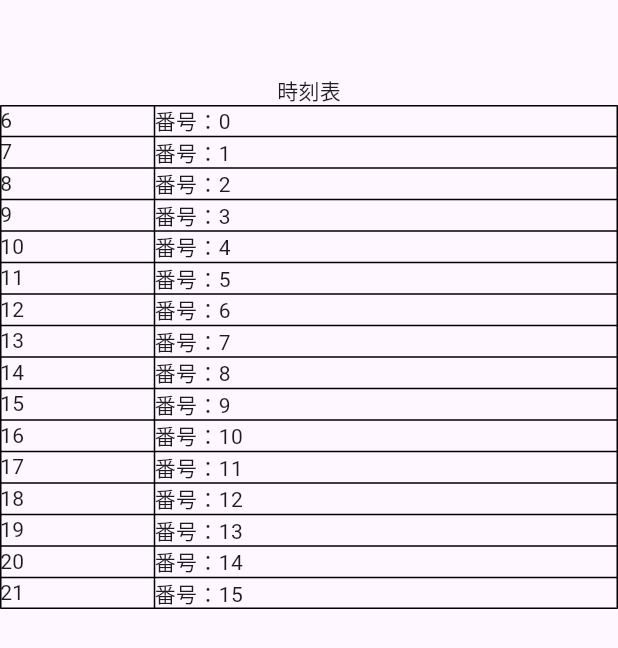
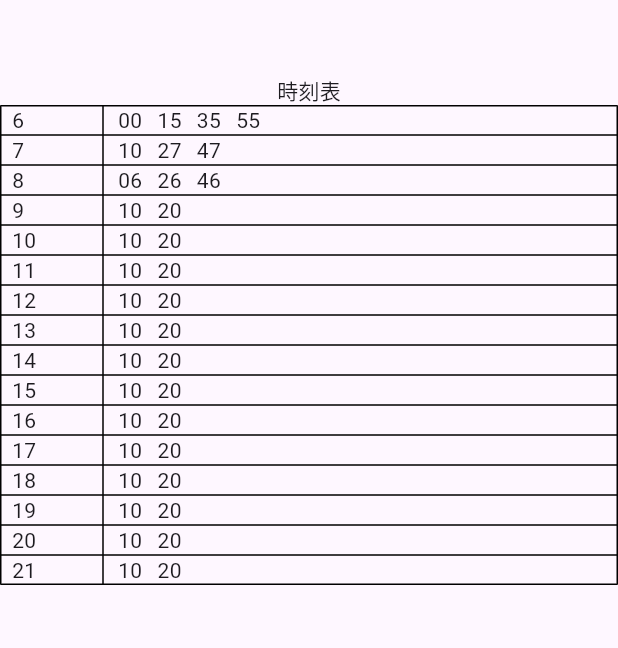
Before and after one commit to taratara10/buss_timetable, a Flutter app: the _TimeTableContent screen opened directly, on a phone screen of 412 x 824 dp. Shown: the top 648 px of the screen. Run offline on Flutter 3.47's test engine with Material 3 defaults, Android fonts, the phone set to English and light mode, and no system bars.

Commit message:
paddingでレイアウト調整

```diff
--- a/lib/TimetableScreen.dart
+++ b/lib/TimetableScreen.dart
@@ -77,7 +77,7 @@ class _TimeTableContent extends StatelessWidget {
 class Timetable extends StatelessWidget {
   TimetableModel data;
 
-  Timetable(this.data);
+  Timetable(this.data, {super.key});
 
   @override
   Widget build(BuildContext context) {
@@ -85,17 +85,33 @@ class Timetable extends StatelessWidget {
       border: TableBorder.all(width: 1.0, color: Colors.black), // 枠線の設定
       columnWidths: const {
         0: FlexColumnWidth(1), // 列の幅の設定
-        1: FlexColumnWidth(3),
+        1: FlexColumnWidth(5),
       },
-      children: List.generate(
-        data.rows.length,
-        (index) => TableRow(
-          children: [
-            Text(data.rows[index].hour.toString()),
-            Text("番号：$index"),
-          ],
-        ),
-      ),
+      children: generateRow(data),
     );
   }
 }
+
+List<TableRow> generateRow(TimetableModel timetable) {
+  return timetable.rows
+      .map(
+        (row) => TableRow(
+          children: [
+            Padding(
+              padding: EdgeInsets.symmetric(horizontal: 8),
+              child: Text(row.hour.toString()),
+            ),
+            Row(
+                children: row.minute
+                    .map(
+                      (item) => Padding(
+                        padding: const EdgeInsets.only(left: 10),
+                        child: Text(item.toString().padLeft(2, '0')),
+                      ),
+                    )
+                    .toList()),
+          ],
+        ),
+      )
+      .toList();
+}
```
